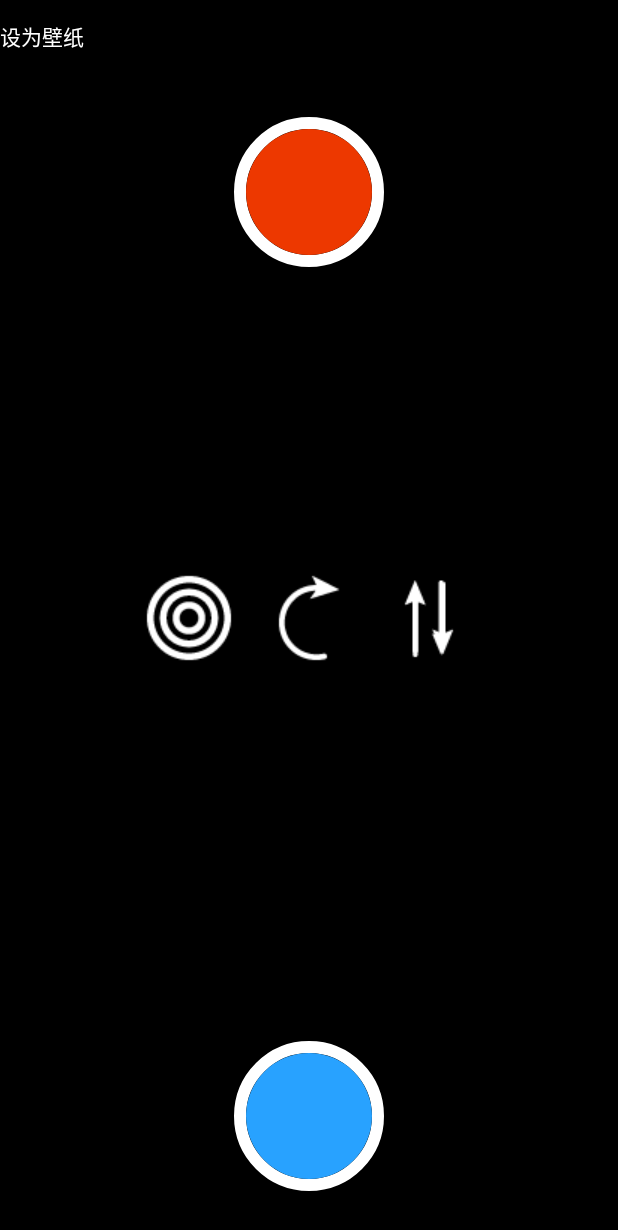
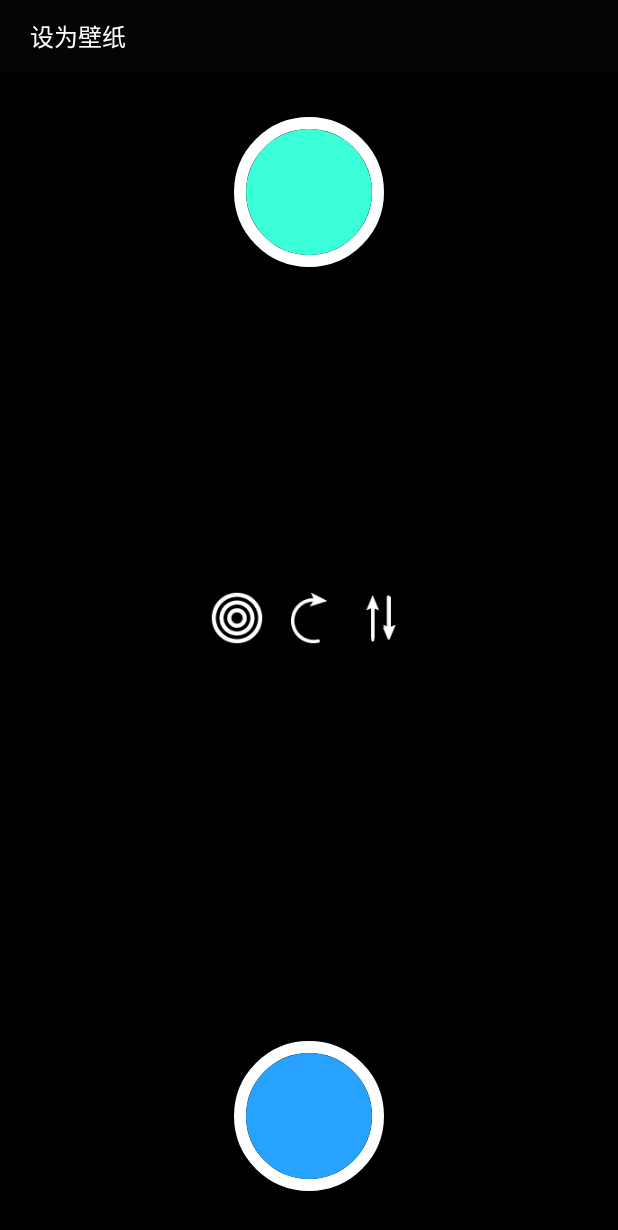
Before and after one commit to PaperHS/PaperTest, an Android app: the SetWallpaper screen opened directly, with no data from a screen before it, on a phone screen of 412 x 824 dp. Shown: the top 1230 px of the screen. Run offline under Robolectric (Android 15) with nearby library versions, the phone set to English and light mode, and no system bars; our stand-ins replace ButterKnife; libraries missing offline, so code that uses them is left out: com.larswerkman.holocolorpicker; 3 statements that could not run were skipped.

Commit message:
fix : start color;back press;set wallpaper btn;svbar

```diff
--- a/app/src/main/java/hs/myapplication/SetWallpaper.java
+++ b/app/src/main/java/hs/myapplication/SetWallpaper.java
@@ -17,6 +17,7 @@ import android.os.Bundle;
 import android.util.Log;
 import android.view.Menu;
 import android.view.MenuItem;
+import android.widget.Button;
 import android.widget.ImageView;
 
 import com.squareup.otto.Bus;
@@ -29,6 +30,7 @@ import butterknife.InjectView;
 import butterknife.OnClick;
 import otto.BusProvider;
 import otto.ColorEvent;
+import utils.LogUtil;
 import utils.Misc;
 import widget.CircleButton;
 
@@ -36,7 +38,7 @@ public class SetWallpaper extends Activity {
 
 	private static final String TAG = "HSTAG";
     private WallpaperManager mWallpaperManager;
-	private int mColorStart=-1230848;
+	private int mColorStart=-12910632;
 	private int mColorEnd = -14114049;
     @InjectView(R.id.img_wall)
     ImageView mImg;
@@ -45,6 +47,8 @@ public class SetWallpaper extends Activity {
     @InjectView(R.id.btn_chooseColorStart)
     CircleButton mBtnColorStart;
 	private ColorPickerDialog mColorPickerDialog;
+	@InjectView(R.id.btn_setAswallpaper)
+	Button mSetAsWP;
 	private boolean isStart;
 	private Bus mBus;
     private int mCurrentGradient;
@@ -77,7 +81,16 @@ public class SetWallpaper extends Activity {
         }
     }
 
-    @Override
+	@Override
+	public void onBackPressed() {
+		LogUtil.d("isShow"+mColorPickerDialog.isShow());
+		if (mColorPickerDialog != null && mColorPickerDialog.isShow()){
+			mColorPickerDialog.dismiss();
+		}else
+			super.onBackPressed();
+	}
+
+	@Override
     public boolean onCreateOptionsMenu(Menu menu) {
         // Inflate the menu; this adds items to the action bar if it is present.
         getMenuInflater().inflate(R.menu.set_wallpaper, menu);
@@ -105,14 +118,16 @@ public class SetWallpaper extends Activity {
 
     @OnClick(R.id.btn_setAswallpaper)
     public void setAswallpaper(){
-
+		mSetAsWP.setEnabled(false);
         try{
 			mWallpaperManager.suggestDesiredDimensions(Misc.getScreenWidth(this),Misc.getScreenHeight(this));
         	mWallpaperManager.setBitmap(mImg.getDrawingCache());
 		 	mImg.setDrawingCacheEnabled(false);
         }catch (IOException e){
             e.printStackTrace();
-        }
+        }finally {
+			mSetAsWP.setEnabled(true);
+		}
 
     }
 
@@ -134,6 +149,7 @@ public class SetWallpaper extends Activity {
         mCurrentGradient = LINEAR;
 
 	}
+
 	@OnClick(R.id.btn_radial)
 	public void setColorRadial(){
 		Bitmap.Config config =  Bitmap.Config.ARGB_8888;
@@ -151,11 +167,12 @@ public class SetWallpaper extends Activity {
 		mImg.setImageBitmap(bitmap);
         mCurrentGradient = RADIAL;
 	}
+
 	@OnClick(R.id.btn_sweep)
 	public void setColorSweep(){
 		Bitmap.Config config =  Bitmap.Config.ARGB_8888;
 		// 建立对应 bitmap
-		Bitmap bitmap = Bitmap.createBitmap(Misc.getScreenWidth(this),Misc.getScreenHeight(this),config);
+		Bitmap bitmap = Bitmap.createBitmap(Misc.getScreenWidth(this),Misc.getScreenHeight(this)-Misc.getStatusBarHeight(this),config);
 		Canvas cv = new Canvas(bitmap);
 		Paint p=new Paint();
 //        RadialGradient lg  = new RadialGradient(Misc.getScreenWidth(this)/2,Misc.getScreenHeight(this)/2,400,mColorStart,mColorEnd, Shader.TileMode.CLAMP);
@@ -261,4 +278,7 @@ public class SetWallpaper extends Activity {
 	}
 
 
+
+
+
 }
--- /dev/null
+++ b/app/src/main/res/drawable/selector_common.xml
@@ -0,0 +1,5 @@
+<?xml version="1.0" encoding="utf-8"?>
+
+<shape xmlns:android="http://schemas.android.com/apk/res/android">
+    <solid android:color="@color/trans_white"/>
+</shape>
--- /dev/null
+++ b/app/src/main/res/drawable/selector_focus.xml
@@ -0,0 +1,6 @@
+<?xml version="1.0" encoding="utf-8"?>
+
+<shape xmlns:android="http://schemas.android.com/apk/res/android"
+    android:shape="rectangle">
+    <solid android:color="@color/trans_grey"/>
+</shape>
--- a/app/src/main/res/drawable/setwallpaper_btn_selector.xml
+++ b/app/src/main/res/drawable/setwallpaper_btn_selector.xml
@@ -1,8 +1,8 @@
 <?xml version="1.0" encoding="utf-8"?>
 <selector xmlns:android="http://schemas.android.com/apk/res/android">
     <item android:state_pressed="true"
-        android:drawable="@android:color/darker_gray" />
+          android:drawable="@drawable/selector_focus" />
     <item android:state_focused="true"
-        android:drawable="@android:color/darker_gray" />
-    <item android:drawable="@android:color/white" />
+          android:drawable="@drawable/selector_focus" />
+    <item android:drawable="@drawable/selector_common" />
 </selector>
--- a/app/src/main/res/layout/activity_set_wallpaper.xml
+++ b/app/src/main/res/layout/activity_set_wallpaper.xml
@@ -13,8 +13,10 @@
         android:id="@+id/btn_setAswallpaper"
         android:layout_width="match_parent"
         android:layout_height="48dp"
-        android:background="@color/trans_grey"
+        android:background="@drawable/setwallpaper_btn_selector"
         android:text="设为壁纸"
+        android:paddingLeft="20dp"
+        android:textSize="16sp"
         android:textColor="@android:color/white"
         android:gravity="left|center"/>
     <!--
@@ -45,25 +47,25 @@
     <LinearLayout
         android:gravity="center"
         android:layout_width="match_parent"
-        android:layout_height="80dp"
+        android:layout_height="48dp"
         android:layout_centerVertical="true"
         >
 
         <Button
             android:id="@+id/btn_radial"
             android:background="@drawable/btn_radial"
-            android:layout_width="80dp"
-            android:layout_height="80dp" />
+            android:layout_width="48dp"
+            android:layout_height="48dp" />
         <Button
             android:id="@+id/btn_sweep"
             android:background="@drawable/btn_sweep"
-            android:layout_width="80dp"
-            android:layout_height="80dp" />
+            android:layout_width="48dp"
+            android:layout_height="48dp" />
         <Button
             android:id="@+id/btn_linear"
             android:background="@drawable/btn_linear"
-            android:layout_width="80dp"
-            android:layout_height="80dp" />
+            android:layout_width="48dp"
+            android:layout_height="48dp" />
         </LinearLayout>
     <widget.CircleButton
         android:id="@+id/btn_chooseColorStart"
--- a/app/src/main/res/layout/dialog_colorpicker.xml
+++ b/app/src/main/res/layout/dialog_colorpicker.xml
@@ -31,6 +31,8 @@
             android:layout_width="0dp"
             android:layout_height="48dp"
             android:background="@drawable/popwin_btn_selector"
+            android:text="@string/btn_colorpicker_cancel"
+            android:textSize="14sp"
             android:layout_weight="1"/>
         <View
             android:layout_width="0.5dp"
@@ -40,6 +42,8 @@
             android:id="@+id/colorpicker_confirm"
             android:layout_width="0dp"
             android:layout_height="48dp"
+            android:textSize="14sp"
+            android:text="@string/btn_colorpicker_confirm"
             android:background="@drawable/popwin_btn_selector"
             android:layout_weight="1"/>
         </LinearLayout>
--- a/app/src/main/res/values/colors.xml
+++ b/app/src/main/res/values/colors.xml
@@ -1,5 +1,5 @@
 <?xml version="1.0" encoding="utf-8"?>
 <resources>
-    <color name="trans_white">#e0000000</color>
-    <color name="trans_grey">#00000000</color>
+    <color name="trans_white">#22222222</color>
+    <color name="trans_grey">#55111111</color>
 </resources>
--- a/app/src/main/res/values/strings.xml
+++ b/app/src/main/res/values/strings.xml
@@ -6,5 +6,8 @@
     <string name="action_settings">Settings</string>
     <string name="title_activity_set_wallpaper">SetWallpaper</string>
     <string name="title_activity_colorpicker">colorpicker</string>
+    <string name="btn_colorpicker_confirm">决定就是你了</string>
+    <string name="btn_colorpicker_cancel">回来吧小火龙</string>
+
 
 </resources>
```
Also changed, not shown: app/src/main/java/hs/myapplication/ColorPickerDialog.java (+11 -1 lines), app/src/main/res/drawable/popwin_btn_selector.xml (+18 -5 lines), 1 other file.
